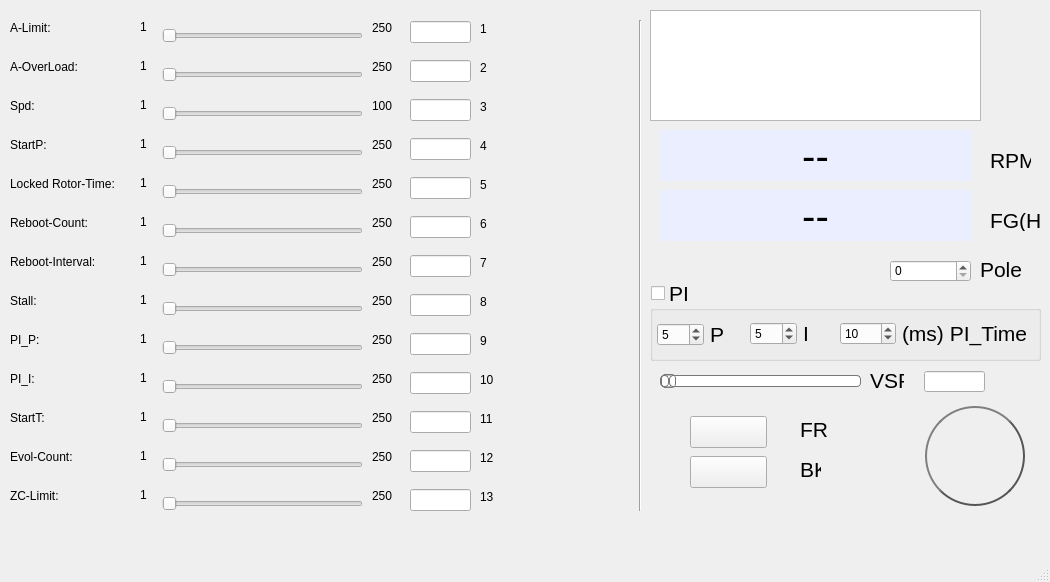
Old version of the form mainwindow.ui in the repository simon734/toy_CK_BLDC.
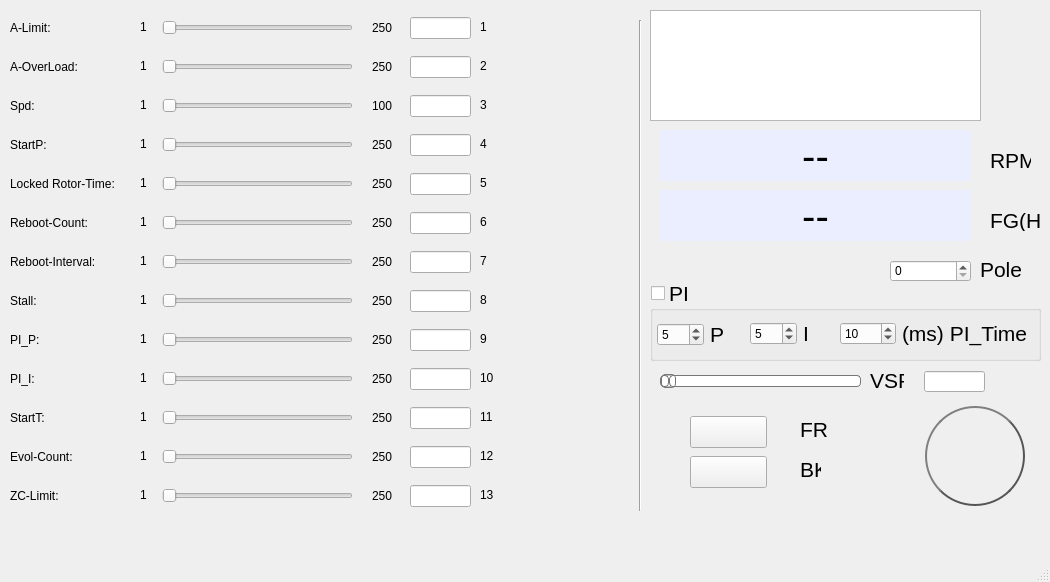
New version of the form.

Commit message: change vertical layout 1

Diff of the .ui file:
```diff
--- a/mainwindow.ui
+++ b/mainwindow.ui
@@ -124,10 +124,16 @@
       <x>410</x>
       <y>10</y>
       <width>61</width>
-      <height>521</height>
+      <height>501</height>
      </rect>
     </property>
     <layout class="QVBoxLayout" name="verticalLayout">
+     <property name="spacing">
+      <number>16</number>
+     </property>
+     <property name="topMargin">
+      <number>6</number>
+     </property>
      <item>
       <widget class="QLineEdit" name="item_1_value"/>
      </item>
@@ -287,11 +293,17 @@
      <rect>
       <x>162</x>
       <y>10</y>
-      <width>201</width>
-      <height>521</height>
+      <width>191</width>
+      <height>501</height>
      </rect>
     </property>
     <layout class="QVBoxLayout" name="verticalLayout_3">
+     <property name="spacing">
+      <number>24</number>
+     </property>
+     <property name="topMargin">
+      <number>10</number>
+     </property>
      <item>
       <widget class="QSlider" name="item_1_range">
        <property name="orientation">
@@ -1093,7 +1105,7 @@
     <property name="geometry">
      <rect>
       <x>480</x>
-      <y>12</y>
+      <y>10</y>
       <width>151</width>
       <height>501</height>
      </rect>
```
